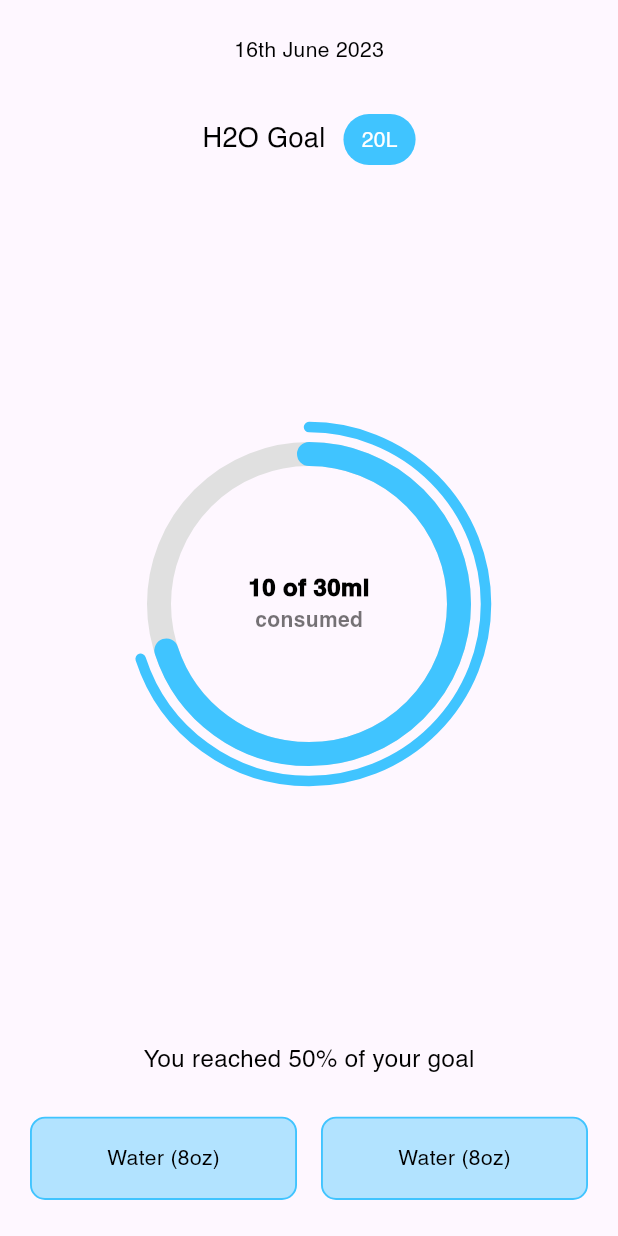
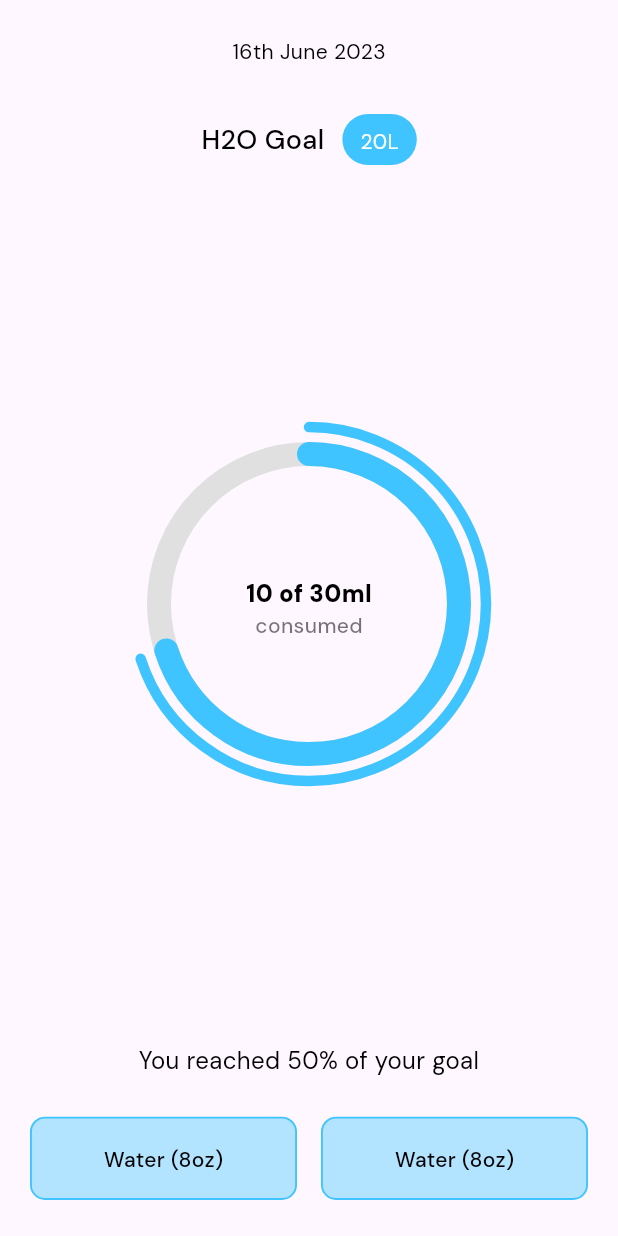
Before and after one commit to devwraithe/water_intake_reminder, a Flutter app: the screen it shows after launch, on a phone screen of 412 x 824 dp. Run offline on Flutter 3.47's test engine with Material 3 defaults, Android fonts, the phone set to English and light mode, and no system bars.

Commit message:
update the font family

```diff
--- a/lib/main.dart
+++ b/lib/main.dart
@@ -14,7 +14,7 @@ class MyApp extends StatelessWidget {
       title: 'Flutter Demo',
       theme: ThemeData(
         useMaterial3: true,
-        fontFamily: 'Helvetica',
+        fontFamily: 'DM Sans',
       ),
       home: const MyHomePage(),
     );
--- a/lib/presentation/screens/home_screen.dart
+++ b/lib/presentation/screens/home_screen.dart
@@ -48,7 +48,8 @@ class _MyHomePageState extends State<MyHomePage> {
                 height: 300.0,
                 child: CustomPaint(
                   painter: CupPainter(),
-                  child: Center(
+                  child: Container(
+                    margin: const EdgeInsets.only(top: 6),
                     child: Column(
                       mainAxisAlignment: MainAxisAlignment.center,
                       crossAxisAlignment: CrossAxisAlignment.center,
@@ -62,7 +63,7 @@ class _MyHomePageState extends State<MyHomePage> {
                         Text(
                           "consumed",
                           style: TextStyleHelper.mdText(
-                            weight: FontWeight.w600,
+                            weight: FontWeight.w500,
                             color: Colors.black54,
                           ),
                         ),
```
Also changed, not shown: pubspec.yaml (+12 -0 lines), assets/fonts/DMSans-Black.ttf (added), assets/fonts/DMSans-Bold.ttf (added), assets/fonts/DMSans-ExtraBold.ttf (added), assets/fonts/DMSans-ExtraLight.ttf (added), assets/fonts/DMSans-Italic.ttf (added), assets/fonts/DMSans-Light.ttf (added), assets/fonts/DMSans-Medium.ttf (added), assets/fonts/DMSans-Regular.ttf (added), assets/fonts/DMSans-SemiBold.ttf (added), assets/fonts/DMSans-Thin.ttf (added).
